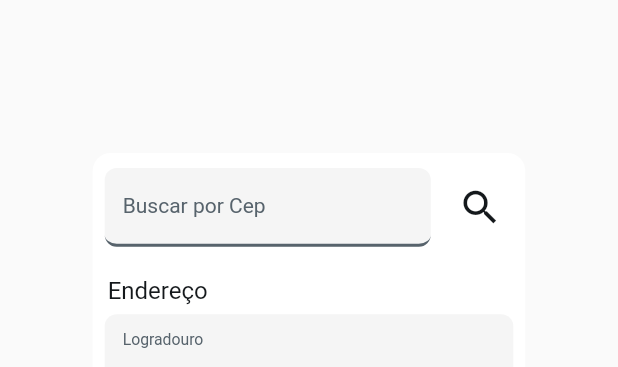
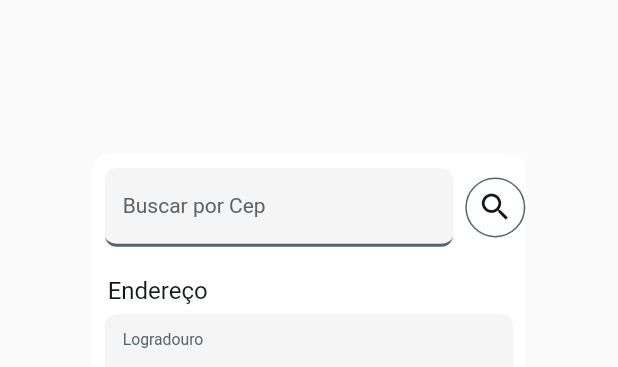
Before and after one commit to diegosilvaadv/appPizzariaSupaBase, a Flutter app: the EnderecoEntregaWidget widget shown alone on an empty page, opened directly, on a phone screen of 412 x 824 dp. Shown: the top 367 px of the screen. Run offline on Flutter 3.47's test engine with Material 2 defaults, Android fonts, the phone set to English and light mode, and no system bars; drawn by our look-alikes of auto_size_text; our stand-ins replace badges, carousel_slider, equatable, expandable, flutter_animate, flutter_credit_card and 12 more; missing offline and left inert: aligned_dialog, json_path, mime_type; accounts and stored records are empty; network calls fail; Roboto replaces fonts that are missing (Readex Pro); statements that could not run were skipped.

Commit message:
Updating to latest FlutterFlow output.

```diff
--- a/lib/components/endereco_entrega_widget.dart
+++ b/lib/components/endereco_entrega_widget.dart
@@ -1,9 +1,11 @@
 import '/auth/supabase_auth/auth_util.dart';
 import '/backend/api_requests/api_calls.dart';
 import '/backend/supabase/supabase.dart';
+import '/flutter_flow/flutter_flow_icon_button.dart';
 import '/flutter_flow/flutter_flow_theme.dart';
 import '/flutter_flow/flutter_flow_util.dart';
 import '/flutter_flow/flutter_flow_widgets.dart';
+import 'dart:async';
 import 'package:flutter/material.dart';
 import 'package:flutter/services.dart';
 import 'package:google_fonts/google_fonts.dart';
@@ -95,9 +97,13 @@ class _EnderecoEntregaWidgetState extends State<EnderecoEntregaWidget> {
                               padding: EdgeInsetsDirectional.fromSTEB(
                                   8.0, 0.0, 8.0, 0.0),
                               child: FutureBuilder<ApiCallResponse>(
-                                future: ApiCepCall.call(
-                                  cep: _model.buscarCepController.text,
-                                ),
+                                future: (_model.apiRequestCompleter ??=
+                                        Completer<ApiCallResponse>()
+                                          ..complete(ApiCepCall.call(
+                                            cep:
+                                                _model.buscarCepController.text,
+                                          )))
+                                    .future,
                                 builder: (context, snapshot) {
                                   // Customize what your widget looks like when it's loading.
                                   if (!snapshot.hasData) {
@@ -175,34 +181,39 @@ class _EnderecoEntregaWidgetState extends State<EnderecoEntregaWidget> {
                               ),
                             ),
                           ),
-                          Padding(
-                            padding: EdgeInsetsDirectional.fromSTEB(
-                                10.0, 10.0, 15.0, 10.0),
-                            child: InkWell(
-                              splashColor: Colors.transparent,
-                              focusColor: Colors.transparent,
-                              hoverColor: Colors.transparent,
-                              highlightColor: Colors.transparent,
-                              onTap: () async {
+                          FlutterFlowIconButton(
+                            borderColor:
+                                FlutterFlowTheme.of(context).secondaryText,
+                            borderRadius: 20.0,
+                            borderWidth: 1.0,
+                            buttonSize: 40.0,
+                            fillColor: Color(0x4CFFFFFF),
+                            icon: Icon(
+                              Icons.search,
+                              color: FlutterFlowTheme.of(context).primaryText,
+                              size: 24.0,
+                            ),
+                            onPressed: () async {
                               _model.respAPI = await ApiCepCall.call(
                                 cep: _model.buscarCepController.text,
                               );
-                                if ((_model.respAPI?.succeeded ?? true)) {
+                              if ((_model.respAPI?.succeeded ?? true) == true) {
                                 setState(() {
                                   _model.endereco = ApiCepCall.endereco(
                                     (_model.respAPI?.jsonBody ?? ''),
                                   ).toString();
                                 });
+                                setState(
+                                    () => _model.apiRequestCompleter = null);
+                                await _model.waitForApiRequestCompleted();
+                              } else {
+                                setState(() {
+                                  _model.endereco = ' ';
+                                });
                               }
 
                               setState(() {});
                             },
-                              child: Icon(
-                                Icons.search_sharp,
-                                color: FlutterFlowTheme.of(context).primaryText,
-                                size: 30.0,
-                              ),
-                            ),
                           ),
                         ],
                       ),
```
Also changed, not shown: lib/components/endereco_entrega_model.dart (+19 -1 lines). Lines whose indentation alone changed are shown as unchanged.
